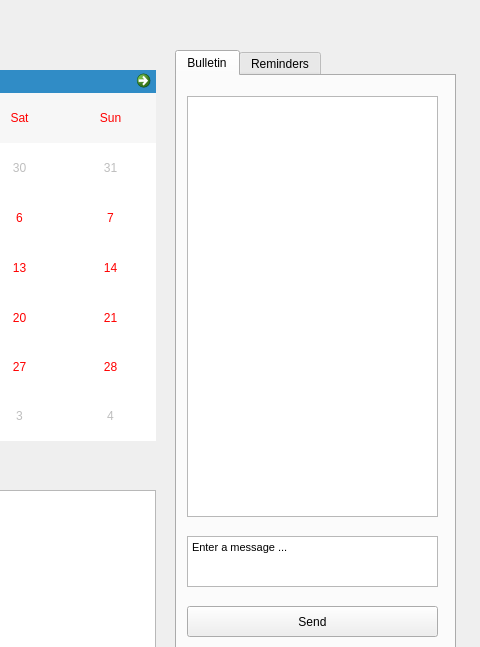
This is dashboard.ui in curvySage/Get2gether as Qt 5 draws it before an edit; both pictures show x 875 to 1355 and y 0 to 647 of the 1355 by 733 pixel window. The edited form follows.
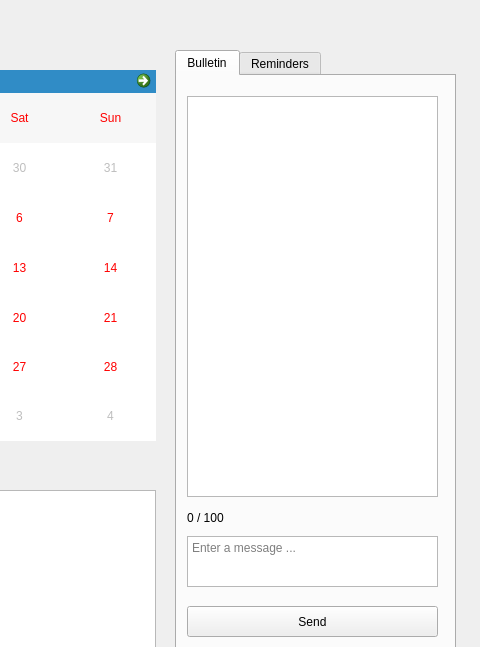
This is the edited form. The open tabs and pages were chosen to show the change.

Commit message: updated bulletin, added some comments, updated login layout

Patch:
```diff
--- a/dashboard.ui
+++ b/dashboard.ui
@@ -388,9 +388,30 @@
        <x>10</x>
        <y>20</y>
        <width>251</width>
-       <height>421</height>
+       <height>401</height>
       </rect>
      </property>
+     <property name="showGrid">
+      <bool>false</bool>
+     </property>
+     <property name="gridStyle">
+      <enum>Qt::DashLine</enum>
+     </property>
+     <property name="wordWrap">
+      <bool>true</bool>
+     </property>
+     <attribute name="horizontalHeaderCascadingSectionResizes">
+      <bool>true</bool>
+     </attribute>
+     <attribute name="horizontalHeaderStretchLastSection">
+      <bool>true</bool>
+     </attribute>
+     <attribute name="verticalHeaderVisible">
+      <bool>false</bool>
+     </attribute>
+     <attribute name="verticalHeaderCascadingSectionResizes">
+      <bool>true</bool>
+     </attribute>
     </widget>
     <widget class="QTextEdit" name="messageBox">
      <property name="geometry">
@@ -406,7 +427,10 @@
 &lt;html&gt;&lt;head&gt;&lt;meta name=&quot;qrichtext&quot; content=&quot;1&quot; /&gt;&lt;style type=&quot;text/css&quot;&gt;
 p, li { white-space: pre-wrap; }
 &lt;/style&gt;&lt;/head&gt;&lt;body style=&quot; font-family:'MS Shell Dlg 2'; font-size:8.25pt; font-weight:400; font-style:normal;&quot;&gt;
-&lt;p style=&quot; margin-top:0px; margin-bottom:0px; margin-left:0px; margin-right:0px; -qt-block-indent:0; text-indent:0px;&quot;&gt;Enter a message ...&lt;/p&gt;&lt;/body&gt;&lt;/html&gt;</string>
+&lt;p style=&quot;-qt-paragraph-type:empty; margin-top:0px; margin-bottom:0px; margin-left:0px; margin-right:0px; -qt-block-indent:0; text-indent:0px;&quot;&gt;&lt;br /&gt;&lt;/p&gt;&lt;/body&gt;&lt;/html&gt;</string>
+     </property>
+     <property name="placeholderText">
+      <string>Enter a message ...</string>
      </property>
     </widget>
     <widget class="QPushButton" name="sendButton">
@@ -422,6 +446,19 @@
       <string>Send</string>
      </property>
     </widget>
+    <widget class="QLabel" name="count">
+     <property name="geometry">
+      <rect>
+       <x>10</x>
+       <y>432</y>
+       <width>81</width>
+       <height>21</height>
+      </rect>
+     </property>
+     <property name="text">
+      <string>&lt;html&gt;&lt;head/&gt;&lt;body&gt;&lt;p&gt;0 / 100&lt;/p&gt;&lt;/body&gt;&lt;/html&gt;</string>
+     </property>
+    </widget>
    </widget>
    <widget class="QWidget" name="tab_2">
     <attribute name="title">
```
Left out of the diff: 65 changed lines with no effect on the pictures. The commit also changes 7 other files.
